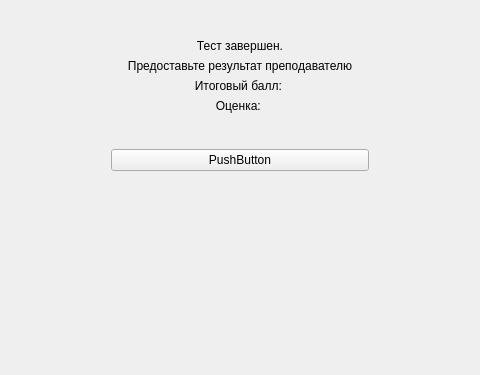
The window that TestTaker/result_screen.ui (Kobich/Test_creator) describes before a commit, drawn with Qt 5; both pictures show x 159 to 639 and y 131 to 506 of the 798 by 506 pixel window.
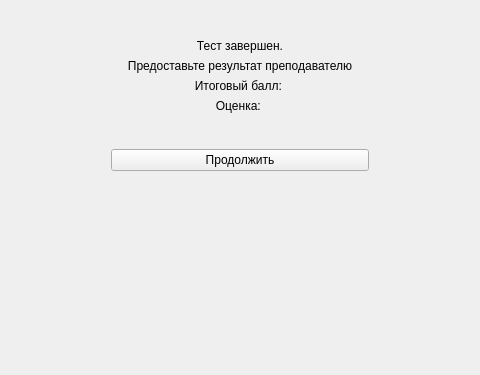
The same window after the commit.

The edit to the form file:
```diff
--- a/TestTaker/result_screen.ui
+++ b/TestTaker/result_screen.ui
@@ -148,7 +148,7 @@
          <item>
           <widget class="QPushButton" name="mainScreenButton">
            <property name="text">
-            <string>PushButton</string>
+            <string>Продолжить</string>
            </property>
           </widget>
          </item>
```
